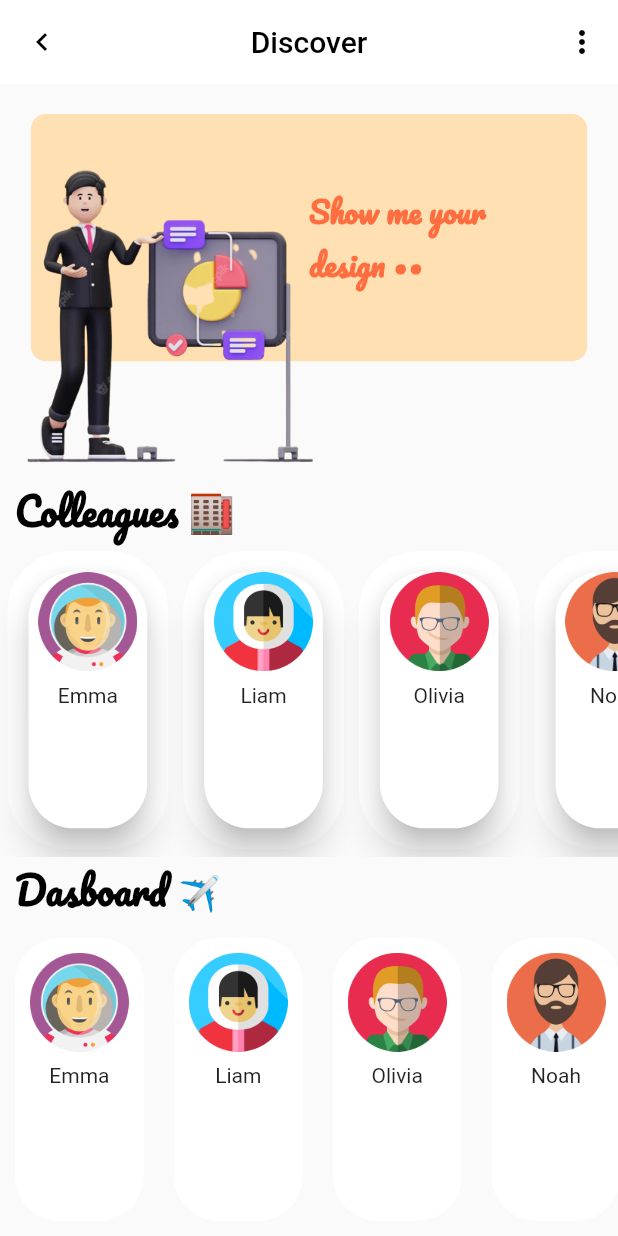
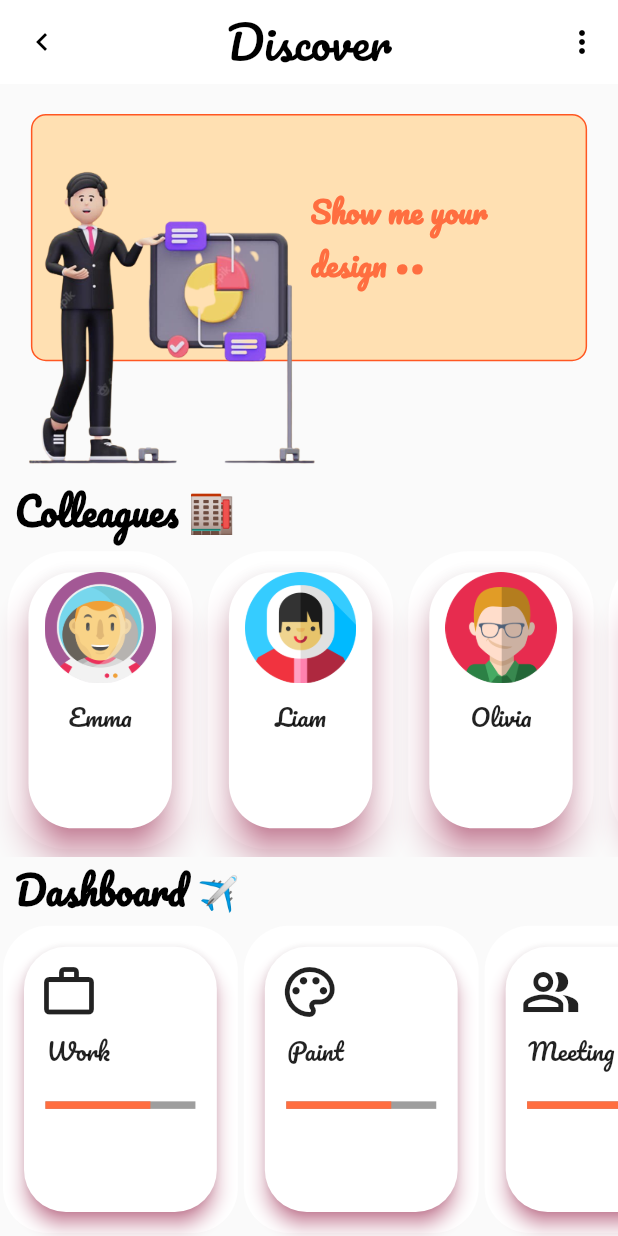
Before and after one commit to Tripathi-Ishita/Flutter_ui_sample_0, a Flutter app: the screen it shows after launch, on a phone screen of 412 x 824 dp. Run offline on Flutter 3.47's test engine with Material 2 defaults, Android fonts, the phone set to English and light mode, and no system bars.

Commit message:
Add files via upload

```diff
--- a/lib/main.dart
+++ b/lib/main.dart
@@ -42,6 +42,30 @@ class MainScreen extends StatelessWidget {
     "Charlotte",
     "Amelia"
   ];
+  final List<String> Dashboard = [
+    "Work",
+    "Paint",
+    "Meeting",
+    "Deadline",
+    "Communication",
+    "Teamwork",
+    "Presentation",
+    "Project",
+    "Document",
+    "Strategy"
+  ];
+  final List<IconData> DashIcons = [
+    Icons.work_outline_outlined,
+    Icons.color_lens_outlined,
+    Icons.people_alt_outlined,
+    Icons.work_history_outlined,
+    Icons.speaker_notes_outlined,
+    Icons.handshake_outlined,
+    Icons.screen_share_outlined,
+    Icons.task_outlined,
+    Icons.note_outlined,
+    Icons.games_outlined
+  ];
   @override
   Widget build(BuildContext context) {
     return Scaffold(
@@ -55,7 +79,7 @@ class MainScreen extends StatelessWidget {
         ),
         title: Text(
           "Discover",
-          style: TextStyle(color: Colors.black),
+          style: TextStyle(color: Colors.black,fontFamily: "Pacifico",fontSize: 30,fontWeight: FontWeight.w400),
         ),
         backgroundColor: Colors.white,
         elevation: 0,
@@ -76,7 +100,6 @@ class MainScreen extends StatelessWidget {
                 )
               ];
             },
-            color: Colors.black,
           )
         ],
       ),
@@ -87,6 +110,7 @@ class MainScreen extends StatelessWidget {
             child: Container(
               decoration: BoxDecoration(
                   color: Colors.orange[100],
+                  border: Border.all(color: Colors.deepOrange),
                   borderRadius: BorderRadius.circular(10)),
               height: MediaQuery.of(context).size.height * 0.2,
               width: MediaQuery.of(context).size.width * 0.9,
@@ -150,27 +174,28 @@ class MainScreen extends StatelessWidget {
                 itemCount: Names.length,
                 itemBuilder: (BuildContext context, int index) {
                   return Container(
-                    width: MediaQuery.of(context).size.width*0.26,
+                    width: MediaQuery.of(context).size.width*0.30,
                     margin: EdgeInsets.all(5),
                     decoration: BoxDecoration(
                         color: Colors.white,
                         borderRadius: BorderRadius.circular(40)
                     ),
                     padding: EdgeInsets.all(10),
-                    height: MediaQuery.of(context).size.height*.6,
+
                     child: Card(
+                      shadowColor: Colors.pink,
                       shape:RoundedRectangleBorder(borderRadius: BorderRadius.circular(30)),
                       elevation: 10,
-                      shadowColor: Colors.black,
+                      surfaceTintColor: Colors.deepOrange,
                       child: Column(
                         children: [
                           Image(
                             image: AssetImage(Profile[index]),
-                            width: MediaQuery.of(context).size.width*.16,
+                            width: MediaQuery.of(context).size.width*.18,
                           ),
                           Padding(
                             padding: const EdgeInsets.all(8.0),
-                            child: Text(Names[index]),
+                            child: Text(Names[index],style: TextStyle(fontFamily: 'Pacifico',fontSize: 16),),
                           )
                         ],
                       ),
@@ -182,7 +207,7 @@ class MainScreen extends StatelessWidget {
             alignment: Alignment.centerLeft,
             child: Padding(
               padding: const EdgeInsets.only(left: 10),
-              child:Text("Dasboard ✈️",
+              child:Text("Dashboard ✈️",
                 style: TextStyle(
                   fontFamily: "Pacifico",
                   fontSize: 25,
@@ -197,24 +222,47 @@ class MainScreen extends StatelessWidget {
               itemCount: Names.length,
               itemBuilder: (BuildContext context, int index) {
                 return Container(
-                  margin: EdgeInsets.all(10),
+                  margin: EdgeInsets.all(2),
                   decoration: BoxDecoration(
                       color: Colors.white,
                       borderRadius: BorderRadius.circular(30)
                   ),
                   padding: EdgeInsets.all(10),
                   height: MediaQuery.of(context).size.height*.3,
-                  child: Column(
-                    children: [
-                      Image(
-                        image: AssetImage(Profile[index]),
-                        width: MediaQuery.of(context).size.width*.16,
-                      ),
-                      Padding(
-                        padding: const EdgeInsets.all(8.0),
-                        child: Text(Names[index]),
-                      )
-                    ],
+                  width: MediaQuery.of(context).size.width*.38,
+
+                  child: Card(
+                    elevation: 5,
+                    shadowColor: Colors.pink,
+                    surfaceTintColor: Colors.deepOrange,
+                    shape: RoundedRectangleBorder(
+                      borderRadius:BorderRadius.circular(28)
+                    ),
+                    child: Column(
+                      children: [
+                        Container(
+                          padding: EdgeInsets.only(top: 10,left: 10,right: 10),
+                            alignment: Alignment.topLeft
+                            ,child: Icon(DashIcons[index],size: 40)),
+
+                        Container(
+                            padding: EdgeInsets.only(bottom: 20,left: 15,top: 5),
+                            alignment: Alignment.topLeft
+                            ,child: Text(Dashboard[index],style: TextStyle(fontFamily: 'Pacifico',fontSize: 16),)),
+                        Container(
+                          height: 5,
+                          width: 100,
+                          child: LinearProgressIndicator(
+                            value: 0.7,
+                            valueColor:AlwaysStoppedAnimation(
+                              Colors.deepOrangeAccent
+                            ),
+                            backgroundColor: Colors.grey,
+
+                          ),
+                        ),
+                      ],
+                    ),
                   ),
                 );
               }),)
```
